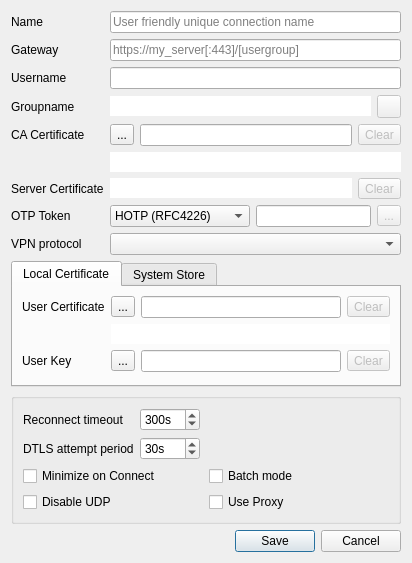
Old version of the form src/dialog/editdialog.ui in the repository 13418485892/openconnect-gui.
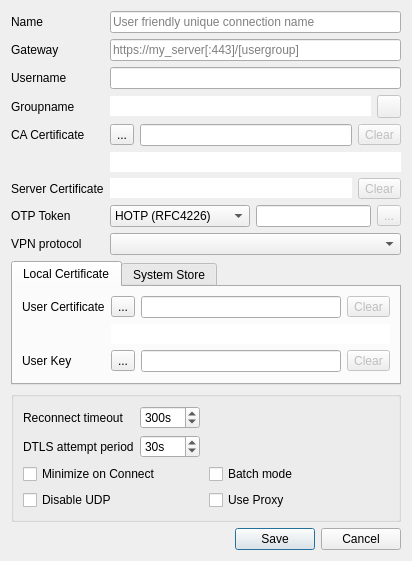
New version of the form. Icons and pictures are not drawn.

Patch:
```diff
--- a/src/dialog/editdialog.ui
+++ b/src/dialog/editdialog.ui
@@ -7,7 +7,7 @@
     <x>0</x>
     <y>0</y>
     <width>412</width>
-    <height>563</height>
+    <height>549</height>
    </rect>
   </property>
   <property name="windowTitle">
@@ -460,6 +460,9 @@
    <item>
     <widget class="QGroupBox" name="settingsGroupBox">
      <layout class="QVBoxLayout" name="verticalLayout_3">
+      <property name="sizeConstraint">
+       <enum>QLayout::SetNoConstraint</enum>
+      </property>
       <item>
        <layout class="QFormLayout" name="formLayout_3">
         <property name="fieldGrowthPolicy">
```
Left out of the diff: 26 changed lines with no effect on the pictures.
